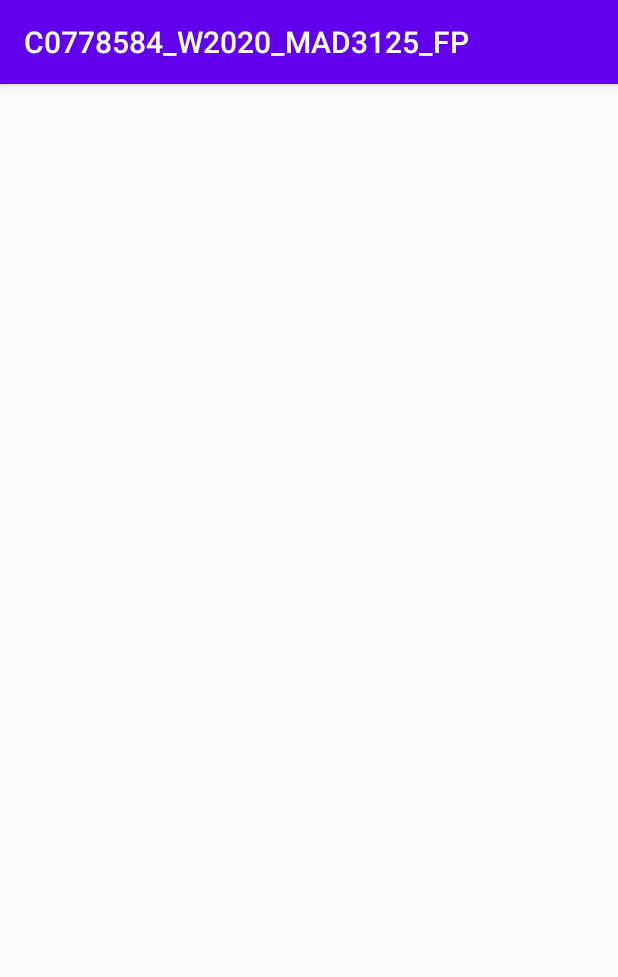
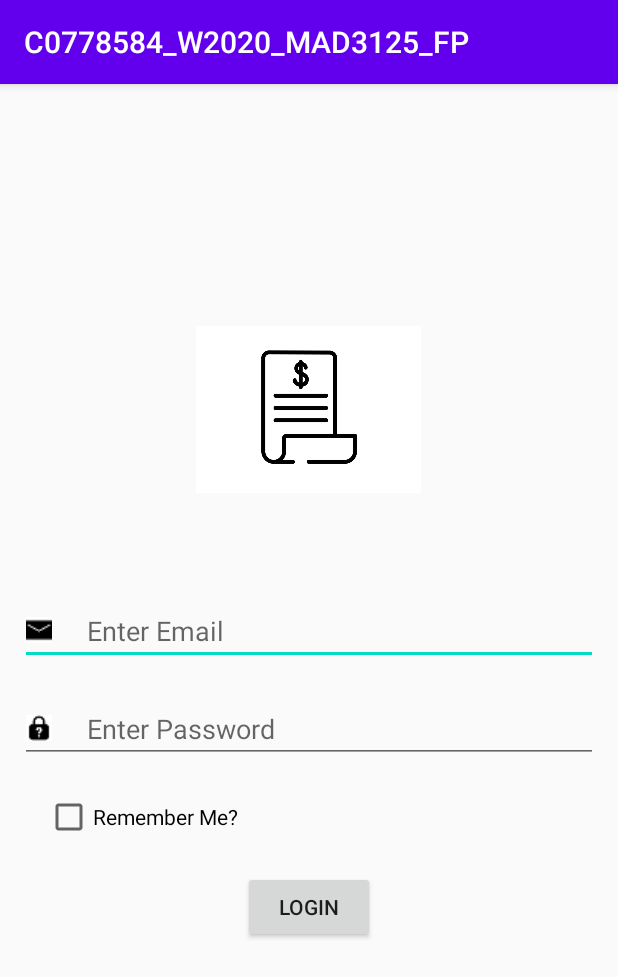
Before and after one commit to philipjhasondeleon/C0778584_W2020_MAD3125_FP, an Android app: the screen it shows after launch (MainActivity before the commit, Login after it), on a phone screen of 412 x 824 dp. Shown: the top 977 px of the screen. Run offline under Robolectric (Android 15) with nearby library versions, the light colour scheme and no system bars.

Commit message:
[Philip] Log in screen design added

```diff
--- a/app/src/main/AndroidManifest.xml
+++ b/app/src/main/AndroidManifest.xml
@@ -9,7 +9,7 @@
         android:roundIcon="@mipmap/ic_launcher_round"
         android:supportsRtl="true"
         android:theme="@style/AppTheme">
-        <activity android:name=".MainActivity"></activity>
+        <activity android:name=".Login"></activity>
         <activity android:name=".SplashActivity">
             <intent-filter>
                 <action android:name="android.intent.action.MAIN" />
--- a/app/src/main/java/com/example/c0778584_w2020_mad3125_fp/MainActivity.java
+++ b/app/src/main/java/com/example/c0778584_w2020_mad3125_fp/Login.java
@@ -4,11 +4,11 @@ import androidx.appcompat.app.AppCompatActivity;
 
 import android.os.Bundle;
 
-public class MainActivity extends AppCompatActivity {
+public class Login extends AppCompatActivity {
 
     @Override
     protected void onCreate(Bundle savedInstanceState) {
         super.onCreate(savedInstanceState);
-        setContentView(R.layout.activity_main);
+        setContentView(R.layout.activity_login);
     }
 }
--- a/app/src/main/java/com/example/c0778584_w2020_mad3125_fp/SplashActivity.java
+++ b/app/src/main/java/com/example/c0778584_w2020_mad3125_fp/SplashActivity.java
@@ -18,7 +18,7 @@ public class SplashActivity extends AppCompatActivity {
         new Handler().postDelayed(new Runnable() {
             @Override
             public void run() {
-                Intent homeIntent = new Intent(SplashActivity.this, MainActivity.class);
+                Intent homeIntent = new Intent(SplashActivity.this, Login.class);
                 startActivity(homeIntent);
                 finish();
             }
--- /dev/null
+++ b/app/src/main/res/layout/activity_login.xml
@@ -0,0 +1,67 @@
+<?xml version="1.0" encoding="utf-8"?>
+<androidx.constraintlayout.widget.ConstraintLayout xmlns:android="http://schemas.android.com/apk/res/android"
+    xmlns:app="http://schemas.android.com/apk/res-auto"
+    xmlns:tools="http://schemas.android.com/tools"
+    android:layout_width="match_parent"
+    android:layout_height="match_parent"
+    tools:context=".Login">
+
+    <ImageView
+        android:id="@+id/imageView2"
+        android:layout_width="150dp"
+        android:layout_height="150dp"
+        android:layout_marginStart="130dp"
+        android:layout_marginTop="142dp"
+        android:layout_marginEnd="131dp"
+        android:src="@drawable/bills_logo_login"
+        app:layout_constraintEnd_toEndOf="parent"
+        app:layout_constraintStart_toStartOf="parent"
+        app:layout_constraintTop_toTopOf="parent" />
+
+    <EditText
+        android:id="@+id/editTextEmail"
+        android:layout_width="385dp"
+        android:layout_height="wrap_content"
+        android:layout_marginTop="50dp"
+        android:drawableLeft="@drawable/email"
+        android:ems="10"
+        android:hint="     Enter Email"
+        android:inputType="textEmailAddress"
+        app:layout_constraintEnd_toEndOf="parent"
+        app:layout_constraintStart_toStartOf="parent"
+        app:layout_constraintTop_toBottomOf="@+id/imageView2" />
+
+    <EditText
+        android:id="@+id/editTextPassword"
+        android:layout_width="385dp"
+        android:layout_height="wrap_content"
+        android:layout_marginTop="20dp"
+        android:drawableLeft="@drawable/password"
+        android:ems="10"
+        android:hint="     Enter Password"
+        android:inputType="textPassword"
+        android:password="true"
+        app:layout_constraintEnd_toEndOf="parent"
+        app:layout_constraintStart_toStartOf="parent"
+        app:layout_constraintTop_toBottomOf="@+id/editTextEmail" />
+
+    <CheckBox
+        android:id="@+id/checkBoxRememberMe"
+        android:layout_width="wrap_content"
+        android:layout_height="wrap_content"
+        android:layout_marginStart="30dp"
+        android:layout_marginTop="20dp"
+        android:text="Remember Me?"
+        app:layout_constraintStart_toStartOf="parent"
+        app:layout_constraintTop_toBottomOf="@+id/editTextPassword" />
+
+    <Button
+        android:id="@+id/buttonLogin"
+        android:layout_width="wrap_content"
+        android:layout_height="wrap_content"
+        android:layout_marginTop="20dp"
+        android:text="Login"
+        app:layout_constraintEnd_toEndOf="parent"
+        app:layout_constraintStart_toStartOf="parent"
+        app:layout_constraintTop_toBottomOf="@+id/checkBoxRememberMe" />
+</androidx.constraintlayout.widget.ConstraintLayout>
--- a/app/src/main/res/layout/activity_main.xml
+++ /dev/null
@@ -1,9 +0,0 @@
-<?xml version="1.0" encoding="utf-8"?>
-<androidx.constraintlayout.widget.ConstraintLayout xmlns:android="http://schemas.android.com/apk/res/android"
-    xmlns:app="http://schemas.android.com/apk/res-auto"
-    xmlns:tools="http://schemas.android.com/tools"
-    android:layout_width="match_parent"
-    android:layout_height="match_parent"
-    tools:context=".MainActivity">
-
-</androidx.constraintlayout.widget.ConstraintLayout>
```
Also changed, not shown: app/src/main/res/drawable/bills_logo_login.png (added), app/src/main/res/drawable/email.png (added), app/src/main/res/drawable/password.png (added).
